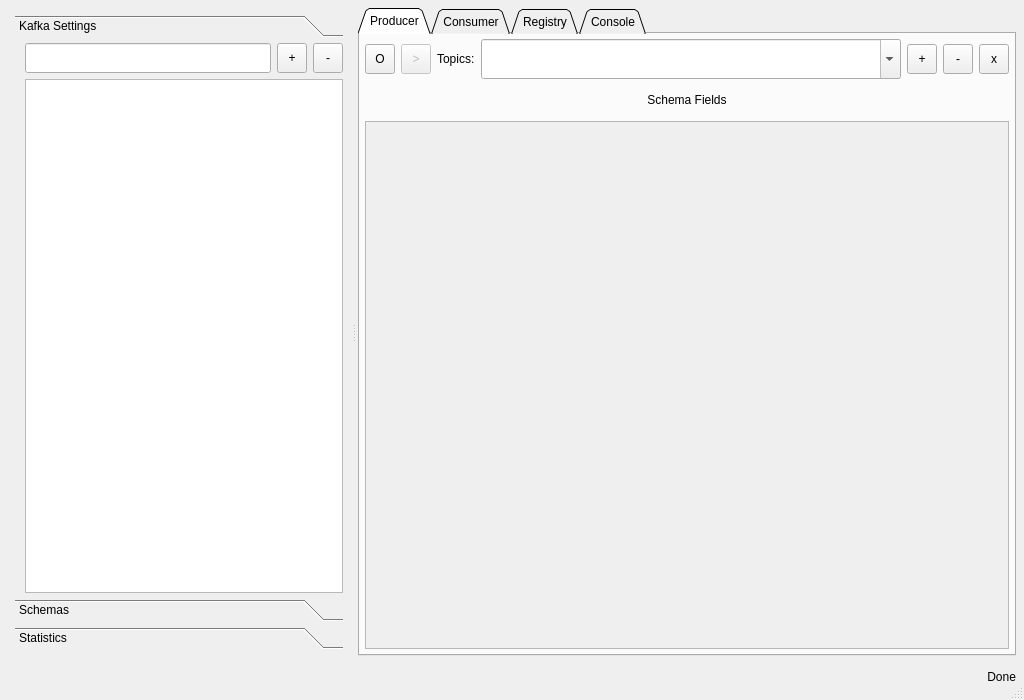
First picture: the form in src/app/kafman/src/main/resources/forms/main_qt_view.ui, repository yorevs/hspylib, before the edit.
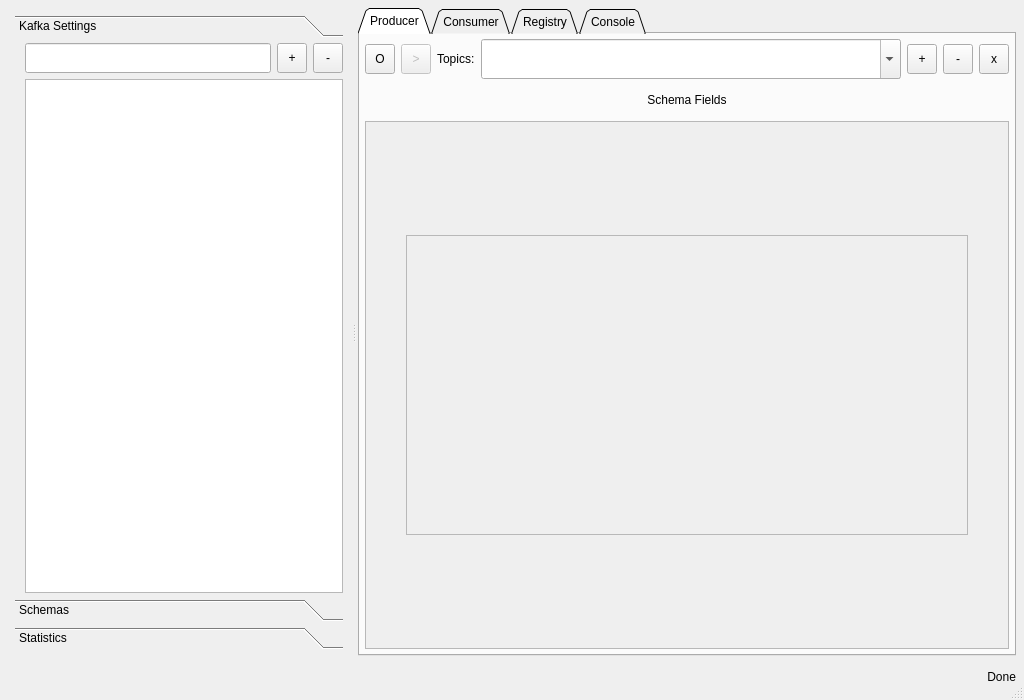
Second picture: the form after the edit. The open tabs and pages were chosen to show the change. Custom widgets are drawn as their Qt base class.

```diff
--- a/src/app/kafman/src/main/resources/forms/main_qt_view.ui
+++ b/src/app/kafman/src/main/resources/forms/main_qt_view.ui
@@ -1144,9 +1144,9 @@
                     <number>0</number>
                    </property>
                    <item>
-                    <widget class="QFrame" name="fr_schema_fields">
+                    <widget class="QFrame" name="frame_form">
                      <property name="enabled">
-                      <bool>false</bool>
+                      <bool>true</bool>
                      </property>
                      <property name="frameShape">
                       <enum>QFrame::NoFrame</enum>
@@ -1154,6 +1154,107 @@
                      <property name="frameShadow">
                       <enum>QFrame::Plain</enum>
                      </property>
+                     <layout class="QVBoxLayout" name="verticalLayout_17">
+                      <property name="leftMargin">
+                       <number>0</number>
+                      </property>
+                      <property name="topMargin">
+                       <number>0</number>
+                      </property>
+                      <property name="rightMargin">
+                       <number>0</number>
+                      </property>
+                      <property name="bottomMargin">
+                       <number>0</number>
+                      </property>
+                      <item>
+                       <layout class="QGridLayout" name="gridLayout_10">
+                        <item row="1" column="1">
+                         <widget class="QFrame" name="fr_schema_fields">
+                          <property name="enabled">
+                           <bool>false</bool>
+                          </property>
+                          <property name="minimumSize">
+                           <size>
+                            <width>300</width>
+                            <height>300</height>
+                           </size>
+                          </property>
+                          <property name="frameShape">
+                           <enum>QFrame::StyledPanel</enum>
+                          </property>
+                          <property name="frameShadow">
+                           <enum>QFrame::Raised</enum>
+                          </property>
+                         </widget>
+                        </item>
+                        <item row="0" column="1">
+                         <spacer name="verticalSpacer_4">
+                          <property name="orientation">
+                           <enum>Qt::Vertical</enum>
+                          </property>
+                          <property name="sizeType">
+                           <enum>QSizePolicy::MinimumExpanding</enum>
+                          </property>
+                          <property name="sizeHint" stdset="0">
+                           <size>
+                            <width>20</width>
+                            <height>40</height>
+                           </size>
+                          </property>
+                         </spacer>
+                        </item>
+                        <item row="2" column="1">
+                         <spacer name="verticalSpacer_3">
+                          <property name="orientation">
+                           <enum>Qt::Vertical</enum>
+                          </property>
+                          <property name="sizeType">
+                           <enum>QSizePolicy::MinimumExpanding</enum>
+                          </property>
+                          <property name="sizeHint" stdset="0">
+                           <size>
+                            <width>20</width>
+                            <height>40</height>
+                           </size>
+                          </property>
+                         </spacer>
+                        </item>
+                        <item row="1" column="0">
+                         <spacer name="horizontalSpacer">
+                          <property name="orientation">
+                           <enum>Qt::Horizontal</enum>
+                          </property>
+                          <property name="sizeType">
+                           <enum>QSizePolicy::Preferred</enum>
+                          </property>
+                          <property name="sizeHint" stdset="0">
+                           <size>
+                            <width>40</width>
+                            <height>20</height>
+                           </size>
+                          </property>
+                         </spacer>
+                        </item>
+                        <item row="1" column="2">
+                         <spacer name="horizontalSpacer_2">
+                          <property name="orientation">
+                           <enum>Qt::Horizontal</enum>
+                          </property>
+                          <property name="sizeType">
+                           <enum>QSizePolicy::Preferred</enum>
+                          </property>
+                          <property name="sizeHint" stdset="0">
+                           <size>
+                            <width>40</width>
+                            <height>20</height>
+                           </size>
+                          </property>
+                         </spacer>
+                        </item>
+                       </layout>
+                      </item>
+                     </layout>
                     </widget>
                    </item>
                   </layout>
```
Left out of the diff: 8 changed lines with no effect on the pictures.
